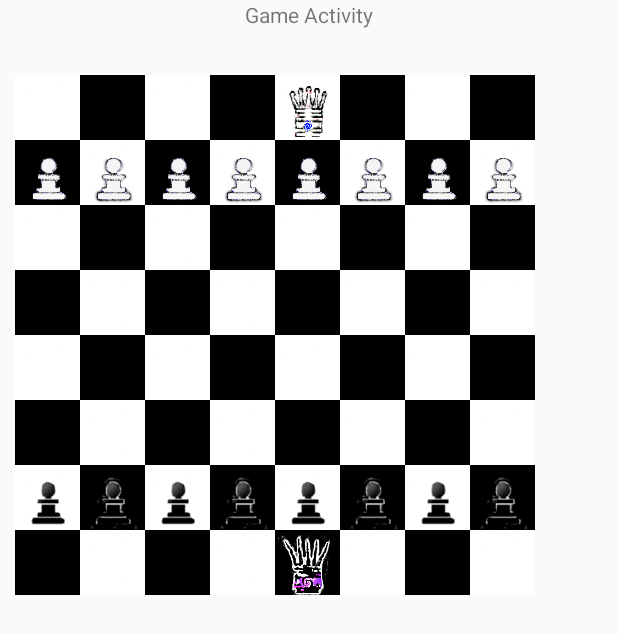
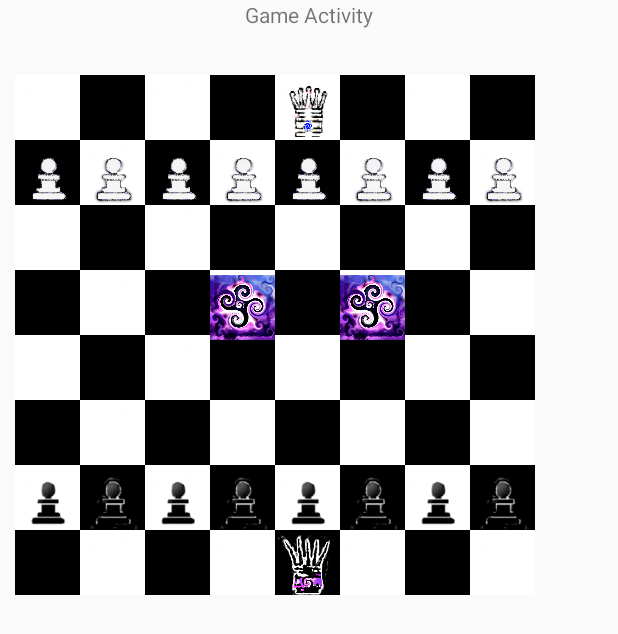
Before and after one commit to UMKCTeamSeven/OmniChessRandD, an Android app: the GameActivity screen opened directly, with no data from a screen before it, on a phone screen of 412 x 824 dp. Shown: the top 634 px of the screen. Run offline under Robolectric (Android 15) with nearby library versions, the phone set to English and light mode, and no system bars; libraries missing offline, so code that uses them is left out: junit.framework.

Commit message:
Portal graphic added to board
logic not yet complete

```diff
--- a/OmniChess/app/src/main/java/com/donthaveawebsite/mhy/ocfix/GameActivity.java
+++ b/OmniChess/app/src/main/java/com/donthaveawebsite/mhy/ocfix/GameActivity.java
@@ -123,6 +123,16 @@ public class GameActivity extends Activity implements OnClickListener
         }
     mainboard = theboard;
 //Pieces
+        //Portals
+        Portal portalA = new Portal(true, 3, 4, 1);
+        Portal portalB = new Portal(true, 5, 4, 1, portalA);
+        portalA.SetRelated(portalB);
+
+        theboard.getSpot(3,4).placePiece(portalA);
+        theboard.getSpot(3,4).getAppearance().setImageResource(R.drawable.ni_portal);
+        theboard.getSpot(5, 4).placePiece(portalB);
+        theboard.getSpot(5, 4).getAppearance().setImageResource(R.drawable.ni_portal);
+
         //queens
         Queen blackQ = new Queen(true,4,0,1);
         Queen whiteQ = new Queen(true,4,7,1);
```
